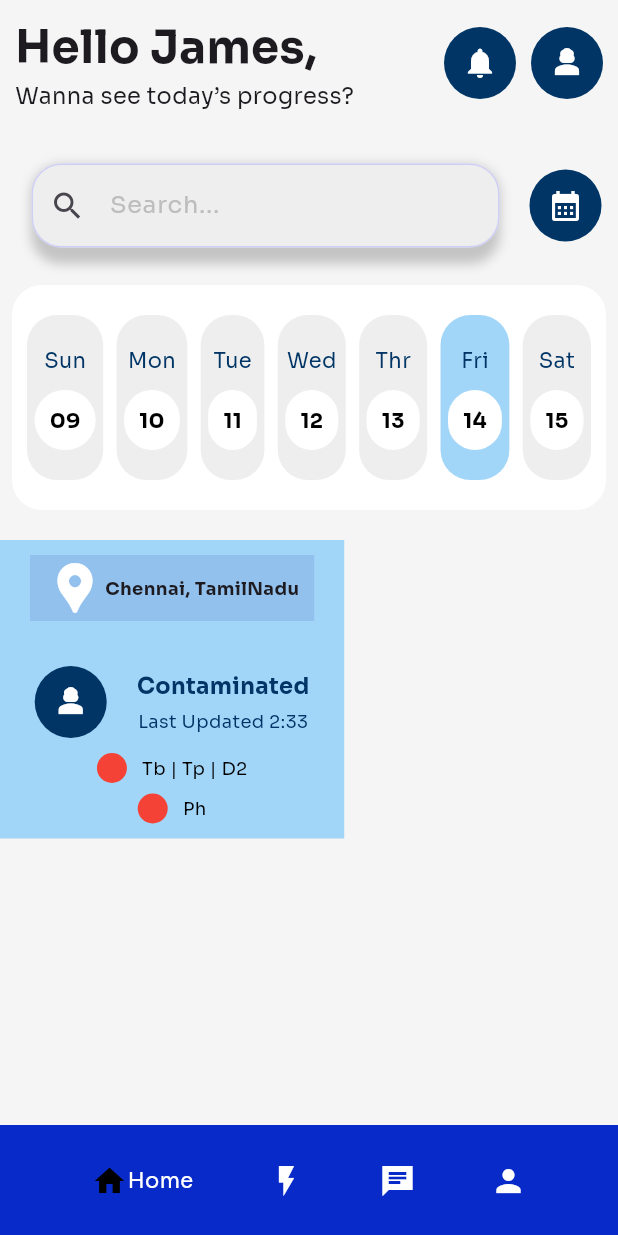
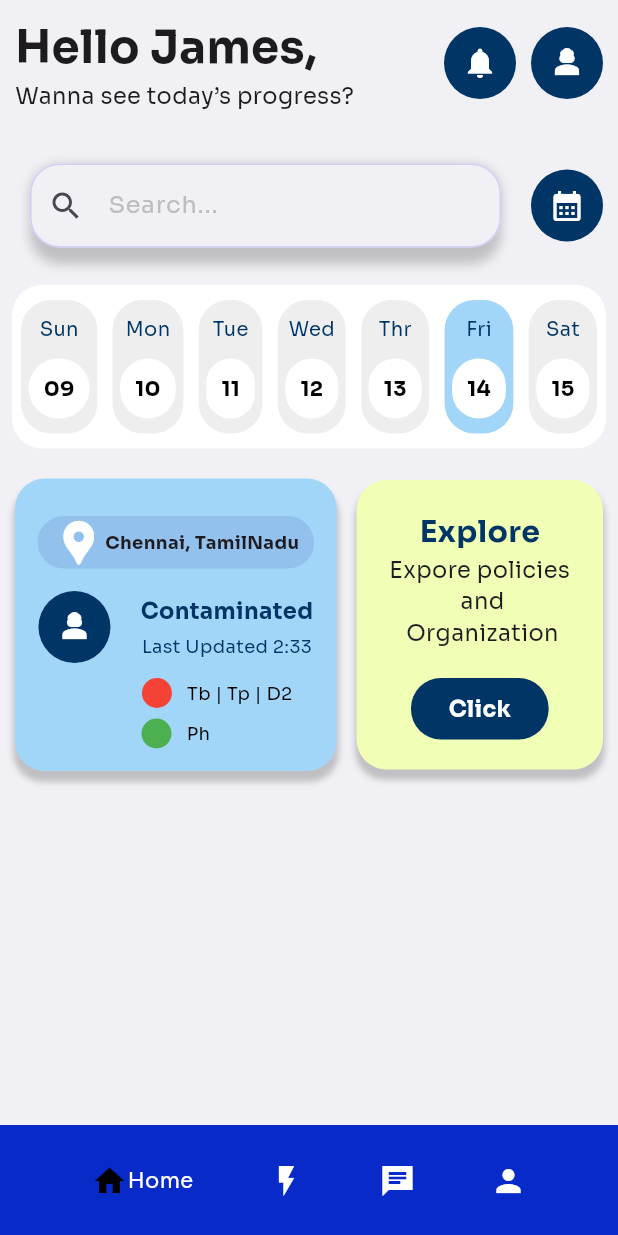
Before and after one commit to FazilTech/AQ, a Flutter app: the screen it shows after launch, on a phone screen of 412 x 824 dp. Run offline on Flutter 3.47's test engine with Material 3 defaults, Android fonts, the phone set to English and light mode, and no system bars; drawn by our look-alikes of google_nav_bar; our stand-ins replace fl_chart, google_fonts.

Commit message:
Basic Ui for Front Page is added

```diff
--- a/lib/components/input_box.dart
+++ b/lib/components/input_box.dart
@@ -29,18 +29,18 @@ class InputBoxDecoration extends StatelessWidget {
         focusNode: focusNode,
         decoration: InputDecoration(
           enabledBorder: OutlineInputBorder(
-            borderSide: BorderSide(
+            borderSide: const BorderSide(
               color: Color.fromARGB(255, 207, 207, 245),
             ),
             borderRadius: BorderRadius.circular(radius)
           ),
-          focusedBorder: OutlineInputBorder(
+          focusedBorder: const OutlineInputBorder(
             borderSide: BorderSide(
               color: Color.fromARGB(180, 0, 17, 238)
             )
           ),
 
-          fillColor: Colors.grey[200],
+          fillColor: const Color.fromRGBO(240, 240, 245, 1),
           filled: true,
           hintText: hintText,
           hintStyle: GoogleFonts.sora(
--- /dev/null
+++ b/lib/components/my_button.dart
@@ -0,0 +1,36 @@
+import 'package:flutter/material.dart';
+import 'package:google_fonts/google_fonts.dart';
+
+class MyButton extends StatelessWidget {
+  final Color color;
+  final Function()? onTap;
+  final String text;
+  const MyButton({
+    super.key,
+    required this.color,
+    required this.onTap,
+    required this.text
+    });
+
+  @override
+  Widget build(BuildContext context) {
+    return GestureDetector(
+      onTap: onTap,
+      child: Container(
+        padding: const EdgeInsets.symmetric(vertical: 10, horizontal: 25),
+        decoration: BoxDecoration(
+          color: color,
+          borderRadius: BorderRadius.circular(20)
+        ),
+        child: Text(
+          text,
+          style: GoogleFonts.sora(
+            fontSize: 15,
+            color: Colors.white,
+            fontWeight: FontWeight.bold
+          ),
+        ),
+      ),
+    );
+  }
+}
--- a/lib/main.dart
+++ b/lib/main.dart
@@ -1,6 +1,5 @@
 import 'package:aq/data/expense_data.dart';
 import 'package:aq/pages/home.dart';
-import 'package:aq/pages/home_page.dart';
 import 'package:flutter/material.dart';
 import 'package:provider/provider.dart';
 
--- a/lib/pages/homee_page.dart
+++ b/lib/pages/homee_page.dart
@@ -1,5 +1,6 @@
 import 'package:aq/components/icon_container.dart';
 import 'package:aq/components/input_box.dart';
+import 'package:aq/components/my_button.dart';
 import 'package:flutter/material.dart';
 import 'package:flutter/widgets.dart';
 import 'package:google_fonts/google_fonts.dart';
@@ -29,7 +30,7 @@ class HomeePage extends StatelessWidget {
 
     return SafeArea(
       child: Scaffold(
-        backgroundColor: Colors.grey[100],
+        backgroundColor: const Color.fromRGBO(240, 240, 245, 1),
         body: Column(
           children: [
             // Header Row
@@ -65,9 +66,7 @@ class HomeePage extends StatelessWidget {
               ),
             ),
 
-            Padding(
-              padding: const EdgeInsets.symmetric(horizontal: 1),
-              child: Row(
+            Row(
                 children: [
                   Expanded(
                     child:Container(
@@ -99,11 +98,10 @@ class HomeePage extends StatelessWidget {
                     const SizedBox(width: 10,)
                 ],
               ),
-            ),
 
             Container(
               margin: const EdgeInsets.symmetric(horizontal: 8),
-              padding: const EdgeInsets.symmetric(vertical: 20, horizontal: 10),
+              padding: const EdgeInsets.symmetric(vertical: 10, horizontal: 6),
               decoration: BoxDecoration(
                 color: Colors.white,
                 borderRadius: BorderRadius.circular(20),
@@ -114,21 +112,26 @@ class HomeePage extends StatelessWidget {
                   bool isToday = dayData["isToday"] == "true";
 
                   return Container(
-                    padding: const EdgeInsets.symmetric(vertical:20 , horizontal: 5),
+                    padding: const EdgeInsets.symmetric(horizontal: 5),
                     decoration: BoxDecoration(
                       color: isToday ? const Color.fromRGBO(162, 214, 249, 1) : Colors.grey[200],
                       borderRadius: BorderRadius.circular(20)
                     ),
                     child: Column(
                       children: [
-                        Text(
+                        Padding(
+                          padding: const EdgeInsets.only(top: 10),
+                          child: Text(
                             dayData["day"]!,
                             style: GoogleFonts.sora(
-                            color: const Color.fromRGBO(0, 53, 102, 1)
+                              color: const Color.fromRGBO(0, 53, 102, 1),
+                              fontSize: 13
+                            ),
                           ),
                         ),
                         const SizedBox(height: 10),
                         Container(
+                          margin: const EdgeInsets.only(bottom: 10),
                           padding: const EdgeInsets.all(10),
                           decoration: BoxDecoration(
                             color: Colors.white,
@@ -151,25 +154,37 @@ class HomeePage extends StatelessWidget {
             const SizedBox(height: 20,),
 
             Row(
+              mainAxisAlignment: MainAxisAlignment.spaceBetween,
               children: [
                 Container(
-                  padding: const EdgeInsets.symmetric(vertical: 10, horizontal: 20),
-                  decoration: const BoxDecoration(
-                    color: Color.fromRGBO(162, 214, 249, 1)
+                  margin: const EdgeInsets.only(left: 10),
+                  padding: const EdgeInsets.symmetric(vertical: 15, horizontal: 15),
+                  decoration: BoxDecoration(
+                    color: const Color.fromRGBO(162, 214, 249, 1),
+                    borderRadius: BorderRadius.circular(20),
+                    boxShadow: [
+                          BoxShadow(
+                            color: Colors.black.withOpacity(0.2),
+                            blurRadius: 3,
+                            spreadRadius: 1,
+                            offset: const Offset(0, 6),
+                          )
+                        ]
                   ),
                   child: Column(
                     children: [
                       Container(
-                        padding: const EdgeInsets.symmetric(vertical: 2, horizontal: 10),
-                        decoration: const BoxDecoration(
-                          color: Color.fromRGBO(16, 0, 138, 0.1),
-
+                        margin: const EdgeInsets.only(top: 10),
+                        padding: const EdgeInsets.symmetric(horizontal: 10),
+                        decoration: BoxDecoration(
+                          color: const Color.fromRGBO(16, 0, 138, 0.1),
+                          borderRadius: BorderRadius.circular(20)
                         ),
                         child: Row(
                           children: [
                             const Icon(
                               Icons.location_pin,
-                              size: 40,
+                              size: 35,
                               color: Colors.white,
                             ),
 
@@ -185,7 +200,7 @@ class HomeePage extends StatelessWidget {
                         )
                       ),
 
-                      const SizedBox(height: 30,),
+                      const SizedBox(height: 15,),
 
                       Row(
                         children: [
@@ -225,15 +240,17 @@ class HomeePage extends StatelessWidget {
                       const SizedBox(height: 10,),
 
                       Column(
-                        mainAxisAlignment: MainAxisAlignment.center,
                         children: [
                           Row(
                         children: [
-                          Container(
+                          Padding(
+                            padding: const EdgeInsets.only(left: 55),
+                            child: Container(
                               padding: const EdgeInsets.all(10),
                               decoration: BoxDecoration(
                                 color: Colors.red,
                                 borderRadius: BorderRadius.circular(100)
+                              ),
                             ),
                           ),
 
@@ -254,9 +271,9 @@ class HomeePage extends StatelessWidget {
                       Row(
                         children: [
                           Container(
-                            padding: EdgeInsets.all(10),
+                            padding: const EdgeInsets.all(10),
                             decoration: BoxDecoration(
-                              color: Colors.red,
+                              color: Colors.green,
                               borderRadius: BorderRadius.circular(100)
                             ),
                           ),
@@ -277,9 +294,55 @@ class HomeePage extends StatelessWidget {
 
                     ],
                   ),
+                ),
+
+                Container(
+                  margin: const EdgeInsets.only(right: 10),
+                  padding: const EdgeInsets.symmetric(vertical: 20, horizontal: 20),
+                  decoration: BoxDecoration(
+                    color: const Color.fromRGBO(240, 255, 181, 1),
+                    borderRadius: BorderRadius.circular(20),
+                    boxShadow: [
+                          BoxShadow(
+                            color: Colors.black.withOpacity(0.2),
+                            blurRadius: 3,
+                            spreadRadius: 1,
+                            offset: const Offset(0, 6),
+                          )
+                        ]
+                  ),
+                  child: Column(
+                    children: [
+                      Text(
+                        "Explore",
+                        style: GoogleFonts.sora(
+                          fontSize: 20,
+                          color: Color.fromRGBO(0, 53, 102, 1),
+                          fontWeight: FontWeight.bold
+                        ),
+                      ),
+
+                      Text(
+                        "Expore policies \n and \n Organization",
+                        textAlign: TextAlign.center,
+                        style: GoogleFonts.sora(
+                          fontSize: 15
+                        ),
+                      ),
+
+                      Padding(
+                        padding: const EdgeInsets.only(top: 20),
+                        child: MyButton(
+                          color: const Color.fromRGBO(0, 53, 102, 1),
+                          onTap: (){},
+                          text: "Click"
+                          ),
                       )
                     ],
+                  ),
                 )
+              ],
+            ),
           ],
         ),
       ),
```
Lines whose indentation alone changed are shown as unchanged.
